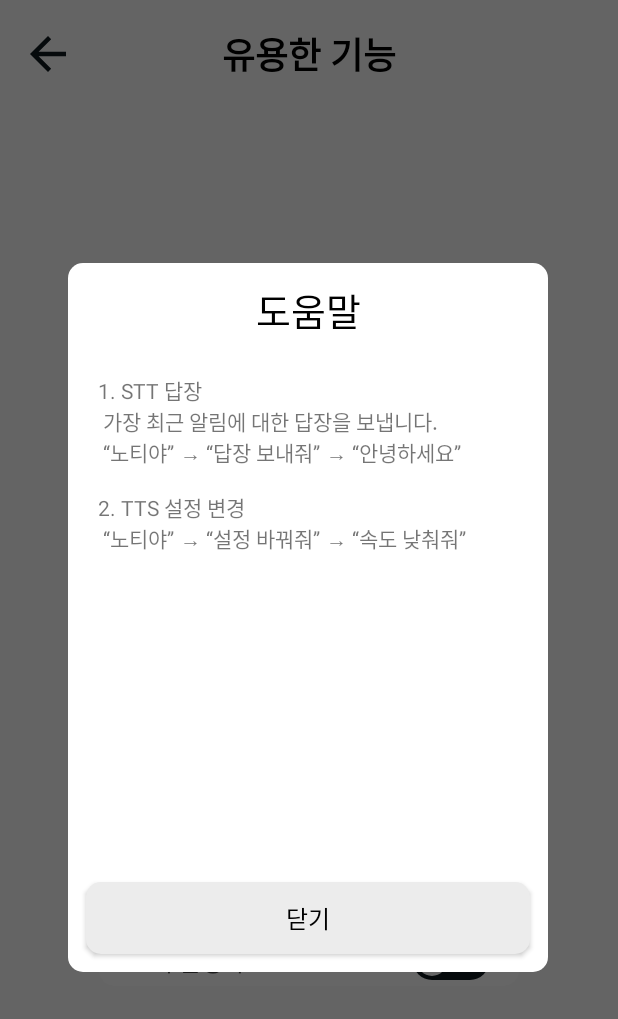
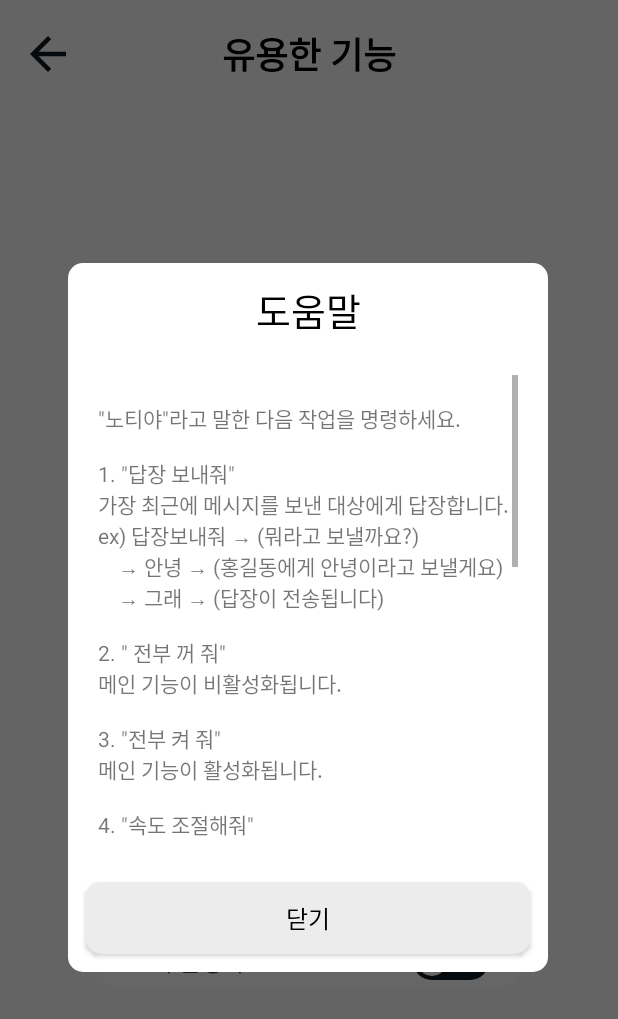
Before and after one commit to khg9849/CapstoneDesign2_team4, an Android app: the UsefulActivity screen opened directly, with no data from a screen before it, after a tap on an icon or button, on a phone screen of 412 x 824 dp. Shown: the top 1019 px of the screen. Run offline under Robolectric (Android 15) with nearby library versions, the phone set to English and light mode, and no system bars; 2 statements that could not run were skipped.

Commit message:
update help dialog

```diff
--- a/KakaoTalktoSpeech/app/src/main/java/com/example/kakaotalktospeech/UsefulActivity.kt
+++ b/KakaoTalktoSpeech/app/src/main/java/com/example/kakaotalktospeech/UsefulActivity.kt
@@ -10,11 +10,13 @@ import android.graphics.Color
 import android.graphics.drawable.ColorDrawable
 import android.os.Bundle
 import android.os.IBinder
+import android.text.method.ScrollingMovementMethod
 import android.util.Log
 import android.view.LayoutInflater
 import android.widget.Button
 import android.widget.FrameLayout
 import android.widget.Switch
+import android.widget.TextView
 import androidx.appcompat.app.AppCompatActivity
 import com.example.kakaotalktospeech.ActionManager.Companion.NOTIBAR_CREATE
 
@@ -117,6 +119,8 @@ class UsefulActivity : AppCompatActivity() {
             val alertDialog=builder.show()
             alertDialog.window?.setBackgroundDrawable(ColorDrawable(Color.TRANSPARENT))
 
+            val tv=view.findViewById<TextView>(R.id.helpText)
+            tv.movementMethod=ScrollingMovementMethod()
             val btnShutdown=view.findViewById<Button>(R.id.btnShutdown)
             btnShutdown.setOnClickListener{
                 alertDialog.dismiss()
--- a/KakaoTalktoSpeech/app/src/main/res/layout/activity_dialog.xml
+++ b/KakaoTalktoSpeech/app/src/main/res/layout/activity_dialog.xml
@@ -38,6 +38,7 @@
             android:layout_margin="8dp"
             android:layout_marginTop="16dp"
             android:padding="8dp"
+            android:scrollbars="vertical"
             android:text="@string/noti_assistant_help" />
 
         <Button
--- a/KakaoTalktoSpeech/app/src/main/res/values/strings.xml
+++ b/KakaoTalktoSpeech/app/src/main/res/values/strings.xml
@@ -2,12 +2,38 @@
     <string name="app_name">노티리더</string>
     <string name="app_widget_description">Description</string>
     <string name="noti_assistant_help">
-        "1. STT 답장
- 가장 최근 알림에 대한 답장을 보냅니다.
- “노티야” → “답장 보내줘” → “안녕하세요”
+        "
+\"노티야\"라고 말한 다음 작업을 명령하세요.
 
-2. TTS 설정 변경
- “노티야” → “설정 바꿔줘” → “속도 낮춰줘”
+1. \"답장 보내줘\"
+가장 최근에 메시지를 보낸 대상에게 답장합니다.
+ex) 답장보내줘 → (뭐라고 보낼까요?)
+    → 안녕 → (홍길동에게 안녕이라고 보낼게요)
+    → 그래 → (답장이 전송됩니다)
+
+2. \" 전부 꺼 줘\"
+메인 기능이 비활성화됩니다.
+
+3. \"전부 켜 줘\"
+메인 기능이 활성화됩니다.
+
+4. \"속도 조절해줘\"
+속도를 세부적으로 조절하거나 최대, 최소로 설정할 수 있습니다.
+=> \"많이 올려줘\", \"많이 낮춰줘\",
+   \"조금 올려줘\", \"많이 올려줘\",
+   \"속도 최대로\", \"속도 최소로\"
+ex) 속도 조절해줘 → (속도를 얼마로 조절할까요?) → 속도 조금만 올려줘 → (TTS 속도가 올라갑니다)
+
+5. \"볼륨 조절해줘\"
+볼륨을 세부적으로 조절하거나 최대, 최소로 설정할 수 있습니다.
+=> \"많이 올려줘\", \"많이 낮춰줘\",
+   \"조금 올려줘\", \"많이 올려줘\",
+   \"볼륨 최대로\", \"볼륨 최소로\"
+ex) 볼륨 조절해줘 → (볼륨을 얼마로 조절할까요?) → 볼륨 조금만 내려줘 → (볼륨이 내려갑니다)
+
+6. \"다시 읽어줘\"
+일시 정지된 메시지를 다시 읽어줍니다.
+
 "
     </string>
 </resources>
```
